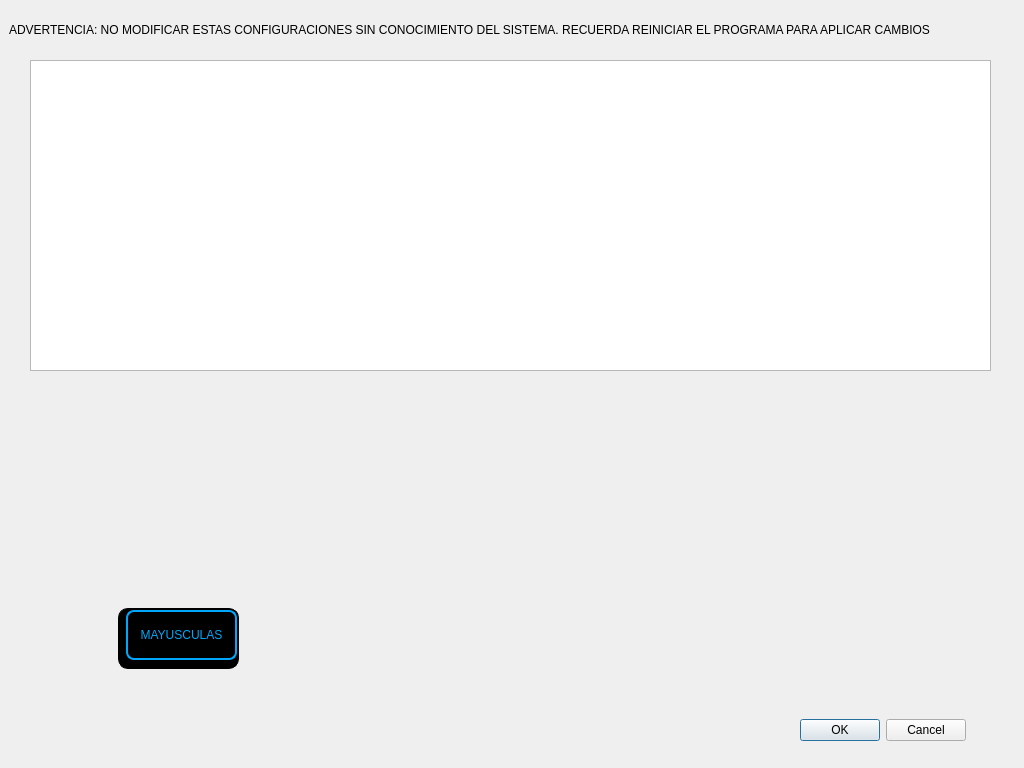
Before: the Qt Designer form asa_application/settings.ui in razulued/qt_application, drawn with Qt 5.
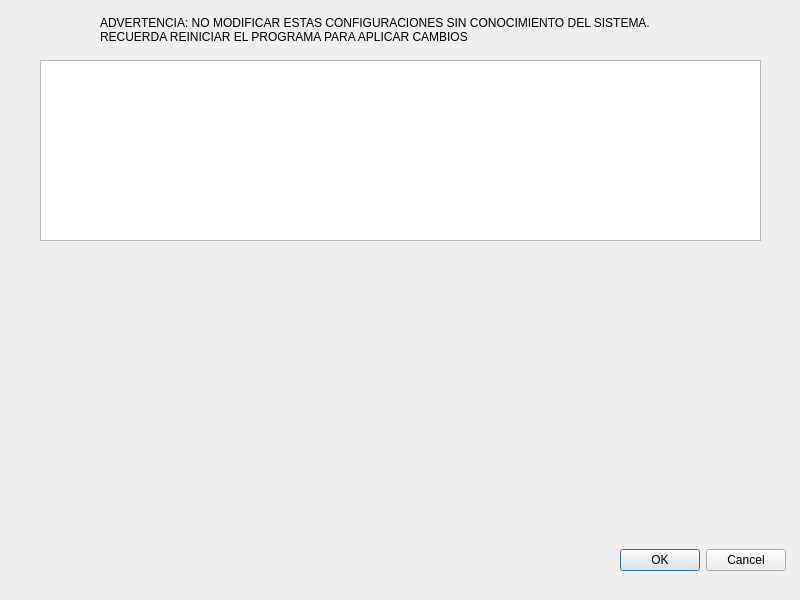
After: the same form once the commit is applied. Icons and pictures are not drawn.

Diff of the .ui file:
```diff
--- a/asa_application/settings.ui
+++ b/asa_application/settings.ui
@@ -6,8 +6,8 @@
    <rect>
     <x>0</x>
     <y>0</y>
-    <width>1024</width>
-    <height>768</height>
+    <width>800</width>
+    <height>600</height>
    </rect>
   </property>
   <property name="windowTitle">
@@ -16,9 +16,9 @@
   <widget class="QLabel" name="label">
    <property name="geometry">
     <rect>
-     <x>9</x>
+     <x>100</x>
      <y>9</y>
-     <width>961</width>
+     <width>561</width>
      <height>41</height>
     </rect>
    </property>
@@ -32,8 +32,8 @@
   <widget class="QDialogButtonBox" name="buttonBox">
    <property name="geometry">
     <rect>
-     <x>800</x>
-     <y>700</y>
+     <x>620</x>
+     <y>530</y>
      <width>166</width>
      <height>61</height>
     </rect>
@@ -45,13 +45,23 @@
     <set>QDialogButtonBox::Cancel|QDialogButtonBox::Ok</set>
    </property>
   </widget>
+  <widget class="QTextEdit" name="textEdit">
+   <property name="geometry">
+    <rect>
+     <x>40</x>
+     <y>60</y>
+     <width>721</width>
+     <height>181</height>
+    </rect>
+   </property>
+  </widget>
   <widget class="QFrame" name="key_frame">
    <property name="geometry">
     <rect>
-     <x>30</x>
-     <y>420</y>
-     <width>941</width>
-     <height>251</height>
+     <x>50</x>
+     <y>330</y>
+     <width>691</width>
+     <height>181</height>
     </rect>
    </property>
    <property name="styleSheet">
@@ -72,10 +82,10 @@
    <widget class="QPushButton" name="key_0">
     <property name="geometry">
      <rect>
-      <x>759</x>
-      <y>192</y>
-      <width>50</width>
-      <height>50</height>
+      <x>556</x>
+      <y>132</y>
+      <width>41</width>
+      <height>41</height>
      </rect>
     </property>
     <property name="focusPolicy">
@@ -106,10 +116,10 @@
    <widget class="QPushButton" name="key_4">
     <property name="geometry">
      <rect>
-      <x>699</x>
-      <y>72</y>
-      <width>50</width>
-      <height>50</height>
+      <x>511</x>
+      <y>49</y>
+      <width>41</width>
+      <height>41</height>
      </rect>
     </property>
     <property name="focusPolicy">
@@ -140,10 +150,10 @@
    <widget class="QPushButton" name="key_5">
     <property name="geometry">
      <rect>
-      <x>759</x>
-      <y>72</y>
-      <width>50</width>
-      <height>50</height>
+      <x>554</x>
+      <y>49</y>
+      <width>41</width>
+      <height>41</height>
      </rect>
     </property>
     <property name="focusPolicy">
@@ -174,10 +184,10 @@
    <widget class="QPushButton" name="key_7">
     <property name="geometry">
      <rect>
-      <x>699</x>
-      <y>10</y>
-      <width>50</width>
-      <height>50</height>
+      <x>511</x>
+      <y>8</y>
+      <width>41</width>
+      <height>41</height>
      </rect>
     </property>
     <property name="focusPolicy">
@@ -208,10 +218,10 @@
    <widget class="QPushButton" name="key_8">
     <property name="geometry">
      <rect>
-      <x>759</x>
-      <y>10</y>
-      <width>50</width>
-      <height>50</height>
+      <x>555</x>
+      <y>8</y>
+      <width>41</width>
+      <height>41</height>
      </rect>
     </property>
     <property name="focusPolicy">
@@ -242,10 +252,10 @@
    <widget class="QPushButton" name="key_1">
     <property name="geometry">
      <rect>
-      <x>699</x>
-      <y>134</y>
-      <width>50</width>
-      <height>50</height>
+      <x>512</x>
+      <y>90</y>
+      <width>41</width>
+      <height>41</height>
      </rect>
     </property>
     <property name="focusPolicy">
@@ -276,10 +286,10 @@
    <widget class="QPushButton" name="key_6">
     <property name="geometry">
      <rect>
-      <x>819</x>
-      <y>72</y>
-      <width>50</width>
-      <height>50</height>
+      <x>599</x>
+      <y>49</y>
+      <width>41</width>
+      <height>41</height>
      </rect>
     </property>
     <property name="focusPolicy">
@@ -310,10 +320,10 @@
    <widget class="QPushButton" name="key_back">
     <property name="geometry">
      <rect>
-      <x>610</x>
-      <y>10</y>
-      <width>70</width>
-      <height>50</height>
+      <x>443</x>
+      <y>7</y>
+      <width>61</width>
+      <height>41</height>
      </rect>
     </property>
     <property name="focusPolicy">
@@ -345,8 +355,8 @@
    <widget class="QPushButton" name="key_3">
     <property name="geometry">
      <rect>
-      <x>819</x>
-      <y>134</y>
+      <x>593</x>
+      <y>86</y>
       <width>50</width>
       <height>50</height>
      </rect>
@@ -379,10 +389,10 @@
    <widget class="QPushButton" name="key_9">
     <property name="geometry">
      <rect>
-      <x>819</x>
-      <y>10</y>
-      <width>50</width>
-      <height>50</height>
+      <x>598</x>
+      <y>6</y>
+      <width>41</width>
+      <height>41</height>
      </rect>
     </property>
     <property name="focusPolicy">
@@ -413,10 +423,10 @@
    <widget class="QPushButton" name="key_2">
     <property name="geometry">
      <rect>
-      <x>759</x>
-      <y>134</y>
-      <width>50</width>
-      <height>50</height>
+      <x>556</x>
+      <y>91</y>
+      <width>41</width>
+      <height>41</height>
      </rect>
     </property>
     <property name="focusPolicy">
@@ -447,10 +457,10 @@
    <widget class="QPushButton" name="key_Q">
     <property name="geometry">
      <rect>
-      <x>10</x>
-      <y>10</y>
-      <width>50</width>
-      <height>50</height>
+      <x>8</x>
+      <y>8</y>
+      <width>41</width>
+      <height>41</height>
      </rect>
     </property>
     <property name="focusPolicy">
@@ -481,10 +491,10 @@
    <widget class="QPushButton" name="key_W">
     <property name="geometry">
      <rect>
-      <x>70</x>
-      <y>10</y>
-      <width>50</width>
-      <height>50</height>
+      <x>52</x>
+      <y>7</y>
+      <width>41</width>
+      <height>41</height>
      </rect>
     </property>
     <property name="focusPolicy">
@@ -515,10 +525,10 @@
    <widget class="QPushButton" name="key_E">
     <property name="geometry">
      <rect>
-      <x>130</x>
-      <y>10</y>
-      <width>50</width>
-      <height>50</height>
+      <x>95</x>
+      <y>7</y>
+      <width>41</width>
+      <height>41</height>
      </rect>
     </property>
     <property name="focusPolicy">
@@ -549,10 +559,10 @@
    <widget class="QPushButton" name="key_R">
     <property name="geometry">
      <rect>
-      <x>190</x>
-      <y>10</y>
-      <width>50</width>
-      <height>50</height>
+      <x>140</x>
+      <y>8</y>
+      <width>41</width>
+      <height>41</height>
      </rect>
     </property>
     <property name="focusPolicy">
@@ -583,10 +593,10 @@
    <widget class="QPushButton" name="key_T">
     <property name="geometry">
      <rect>
-      <x>250</x>
-      <y>10</y>
-      <width>50</width>
-      <height>50</height>
+      <x>183</x>
+      <y>8</y>
+      <width>41</width>
+      <height>41</height>
      </rect>
     </property>
     <property name="focusPolicy">
@@ -617,10 +627,10 @@
    <widget class="QPushButton" name="key_Y">
     <property name="geometry">
      <rect>
-      <x>310</x>
-      <y>10</y>
-      <width>50</width>
-      <height>50</height>
+      <x>226</x>
+      <y>7</y>
+      <width>41</width>
+      <height>41</height>
      </rect>
     </property>
     <property name="focusPolicy">
@@ -651,10 +661,10 @@
    <widget class="QPushButton" name="key_U">
     <property name="geometry">
      <rect>
-      <x>370</x>
-      <y>10</y>
-      <width>50</width>
-      <height>50</height>
+      <x>270</x>
+      <y>7</y>
+      <width>41</width>
+      <height>41</height>
      </rect>
     </property>
     <property name="focusPolicy">
@@ -685,10 +695,10 @@
    <widget class="QPushButton" name="key_I">
     <property name="geometry">
      <rect>
-      <x>430</x>
-      <y>10</y>
-      <width>50</width>
-      <height>50</height>
+      <x>313</x>
+      <y>7</y>
+      <width>41</width>
+      <height>41</height>
      </rect>
     </property>
     <property name="focusPolicy">
@@ -719,10 +729,10 @@
    <widget class="QPushButton" name="key_P">
     <property name="geometry">
      <rect>
-      <x>550</x>
-      <y>10</y>
-      <width>50</width>
-      <height>50</height>
+      <x>400</x>
+      <y>8</y>
+      <width>41</width>
+      <height>41</height>
      </rect>
     </property>
     <property name="focusPolicy">
@@ -753,10 +763,10 @@
    <widget class="QPushButton" name="key_O">
     <property name="geometry">
      <rect>
-      <x>490</x>
-      <y>10</y>
-      <width>50</width>
-      <height>50</height>
+      <x>357</x>
+      <y>8</y>
+      <width>41</width>
+      <height>41</height>
      </rect>
     </property>
     <property name="focusPolicy">
@@ -787,10 +797,10 @@
    <widget class="QPushButton" name="key_A">
     <property name="geometry">
      <rect>
-      <x>45</x>
-      <y>75</y>
-      <width>50</width>
-      <height>50</height>
+      <x>34</x>
+      <y>49</y>
+      <width>41</width>
+      <height>41</height>
      </rect>
     </property>
     <property name="focusPolicy">
@@ -821,10 +831,10 @@
    <widget class="QPushButton" name="key_L">
     <property name="geometry">
      <rect>
-      <x>525</x>
-      <y>75</y>
-      <width>50</width>
-      <height>50</height>
+      <x>382</x>
+      <y>48</y>
+      <width>41</width>
+      <height>41</height>
      </rect>
     </property>
     <property name="focusPolicy">
@@ -855,10 +865,10 @@
    <widget class="QPushButton" name="key_H">
     <property name="geometry">
      <rect>
-      <x>345</x>
-      <y>75</y>
-      <width>50</width>
-      <height>50</height>
+      <x>251</x>
+      <y>49</y>
+      <width>41</width>
+      <height>41</height>
      </rect>
     </property>
     <property name="focusPolicy">
@@ -889,10 +899,10 @@
    <widget class="QPushButton" name="key_G">
     <property name="geometry">
      <rect>
-      <x>285</x>
-      <y>75</y>
-      <width>50</width>
-      <height>50</height>
+      <x>207</x>
+      <y>49</y>
+      <width>41</width>
+      <height>41</height>
      </rect>
     </property>
     <property name="focusPolicy">
@@ -923,10 +933,10 @@
    <widget class="QPushButton" name="key_F">
     <property name="geometry">
      <rect>
-      <x>225</x>
-      <y>75</y>
-      <width>50</width>
-      <height>50</height>
+      <x>165</x>
+      <y>49</y>
+      <width>41</width>
+      <height>41</height>
      </rect>
     </property>
     <property name="focusPolicy">
@@ -957,10 +967,10 @@
    <widget class="QPushButton" name="key_S">
     <property name="geometry">
      <rect>
-      <x>105</x>
-      <y>75</y>
-      <width>50</width>
-      <height>50</height>
+      <x>78</x>
+      <y>49</y>
+      <width>41</width>
+      <height>41</height>
      </rect>
     </property>
     <property name="focusPolicy">
@@ -991,10 +1001,10 @@
    <widget class="QPushButton" name="key_D">
     <property name="geometry">
      <rect>
-      <x>165</x>
-      <y>75</y>
-      <width>50</width>
-      <height>50</height>
+      <x>121</x>
+      <y>50</y>
+      <width>41</width>
+      <height>41</height>
      </rect>
     </property>
     <property name="focusPolicy">
@@ -1025,10 +1035,10 @@
    <widget class="QPushButton" name="key_J">
     <property name="geometry">
      <rect>
-      <x>405</x>
-      <y>75</y>
-      <width>50</width>
-      <height>50</height>
+      <x>294</x>
+      <y>49</y>
+      <width>41</width>
+      <height>41</height>
      </rect>
     </property>
     <property name="focusPolicy">
@@ -1059,10 +1069,10 @@
    <widget class="QPushButton" name="key_K">
     <property name="geometry">
      <rect>
-      <x>465</x>
-      <y>75</y>
-      <width>50</width>
-      <height>50</height>
+      <x>339</x>
+      <y>49</y>
+      <width>41</width>
+      <height>41</height>
      </rect>
     </property>
     <property name="focusPolicy">
@@ -1093,10 +1103,10 @@
    <widget class="QPushButton" name="key_dot">
     <property name="geometry">
      <rect>
-      <x>819</x>
-      <y>192</y>
-      <width>50</width>
-      <height>50</height>
+      <x>599</x>
+      <y>132</y>
+      <width>41</width>
+      <height>41</height>
      </rect>
     </property>
     <property name="focusPolicy">
@@ -1127,10 +1137,10 @@
    <widget class="QPushButton" name="key_slash">
     <property name="geometry">
      <rect>
-      <x>879</x>
-      <y>10</y>
-      <width>50</width>
-      <height>50</height>
+      <x>642</x>
+      <y>7</y>
+      <width>41</width>
+      <height>41</height>
      </rect>
     </property>
     <property name="focusPolicy">
@@ -1161,10 +1171,10 @@
    <widget class="QPushButton" name="key_plus">
     <property name="geometry">
      <rect>
-      <x>879</x>
-      <y>134</y>
-      <width>50</width>
-      <height>50</height>
+      <x>642</x>
+      <y>90</y>
+      <width>41</width>
+      <height>41</height>
      </rect>
     </property>
     <property name="focusPolicy">
@@ -1195,10 +1205,10 @@
    <widget class="QPushButton" name="key_minus">
     <property name="geometry">
      <rect>
-      <x>879</x>
-      <y>72</y>
-      <width>50</width>
-      <height>50</height>
+      <x>642</x>
+      <y>49</y>
+      <width>41</width>
+      <height>41</height>
      </rect>
     </property>
     <property name="focusPolicy">
@@ -1229,10 +1239,10 @@
    <widget class="QPushButton" name="key_X">
     <property name="geometry">
      <rect>
-      <x>128</x>
-      <y>134</y>
-      <width>50</width>
-      <height>50</height>
+      <x>95</x>
+      <y>91</y>
+      <width>41</width>
+      <height>41</height>
      </rect>
     </property>
     <property name="focusPolicy">
@@ -1263,10 +1273,10 @@
    <widget class="QPushButton" name="key_Z">
     <property name="geometry">
      <rect>
-      <x>68</x>
-      <y>134</y>
-      <width>50</width>
-      <height>50</height>
+      <x>52</x>
+      <y>91</y>
+      <width>41</width>
+      <height>41</height>
      </rect>
     </property>
     <property name="focusPolicy">
@@ -1297,10 +1307,10 @@
    <widget class="QPushButton" name="key_M">
     <property name="geometry">
      <rect>
-      <x>428</x>
-      <y>134</y>
-      <width>50</width>
-      <height>50</height>
+      <x>313</x>
+      <y>90</y>
+      <width>41</width>
+      <height>41</height>
      </rect>
     </property>
     <property name="focusPolicy">
@@ -1331,10 +1341,10 @@
    <widget class="QPushButton" name="key_C">
     <property name="geometry">
      <rect>
-      <x>188</x>
-      <y>134</y>
-      <width>50</width>
-      <height>50</height>
+      <x>139</x>
+      <y>90</y>
+      <width>41</width>
+      <height>41</height>
      </rect>
     </property>
     <property name="focusPolicy">
@@ -1365,10 +1375,10 @@
    <widget class="QPushButton" name="key_V">
     <property name="geometry">
      <rect>
-      <x>248</x>
-      <y>134</y>
-      <width>50</width>
-      <height>50</height>
+      <x>183</x>
+      <y>90</y>
+      <width>41</width>
+      <height>41</height>
      </rect>
     </property>
     <property name="focusPolicy">
@@ -1399,10 +1409,10 @@
    <widget class="QPushButton" name="key_B">
     <property name="geometry">
      <rect>
-      <x>308</x>
-      <y>134</y>
-      <width>50</width>
-      <height>50</height>
+      <x>226</x>
+      <y>90</y>
+      <width>41</width>
+      <height>41</height>
      </rect>
     </property>
     <property name="focusPolicy">
@@ -1433,10 +1443,10 @@
    <widget class="QPushButton" name="key_N">
     <property name="geometry">
      <rect>
-      <x>368</x>
-      <y>134</y>
-      <width>50</width>
-      <height>50</height>
+      <x>270</x>
+      <y>90</y>
+      <width>41</width>
+      <height>41</height>
      </rect>
     </property>
     <property name="focusPolicy">
@@ -1467,10 +1477,10 @@
    <widget class="QPushButton" name="key_comma">
     <property name="geometry">
      <rect>
-      <x>488</x>
-      <y>134</y>
-      <width>50</width>
-      <height>50</height>
+      <x>357</x>
+      <y>91</y>
+      <width>41</width>
+      <height>41</height>
      </rect>
     </property>
     <property name="focusPolicy">
@@ -1501,9 +1511,9 @@
    <widget class="QPushButton" name="key_space">
     <property name="geometry">
      <rect>
-      <x>219</x>
-      <y>190</y>
-      <width>381</width>
+      <x>161</x>
+      <y>128</y>
+      <width>281</width>
       <height>50</height>
      </rect>
     </property>
@@ -1535,10 +1545,10 @@
    <widget class="QPushButton" name="key_enter">
     <property name="geometry">
      <rect>
-      <x>585</x>
-      <y>75</y>
-      <width>91</width>
-      <height>51</height>
+      <x>427</x>
+      <y>49</y>
+      <width>81</width>
+      <height>41</height>
      </rect>
     </property>
     <property name="focusPolicy">
@@ -1566,125 +1576,42 @@
      <bool>false</bool>
     </property>
    </widget>
-   <widget class="QPushButton" name="key_mayus">
-    <property name="geometry">
-     <rect>
-      <x>96</x>
-      <y>190</y>
-      <width>111</width>
-      <height>50</height>
-     </rect>
-    </property>
-    <property name="focusPolicy">
-     <enum>Qt::NoFocus</enum>
-    </property>
-    <property name="styleSheet">
-     <string notr="true">#key_mayus{ 
-background-color:none;
-border-style: solid;
-border-width: 2px;
-border-radius: 8px;
-border-color: rgb(0, 167, 250);
-color: rgb(0, 167, 250);
-
+  </widget>
+  <widget class="QPushButton" name="key_mayus">
+   <property name="geometry">
+    <rect>
+     <x>63</x>
+     <y>465</y>
+     <width>111</width>
+     <height>41</height>
+    </rect>
+   </property>
+   <property name="focusPolicy">
+    <enum>Qt::NoFocus</enum>
+   </property>
+   <property name="styleSheet">
+    <string notr="true">#key_mayus{ 
+background-image: url(:/texto/screen800x600/texto/Teclado 1.1/Mayus azul.png);
+border: none;
+background-repeat: none;
+background-position: center;
 }
 
 #key_mayus::checked{ 
-background-color:none;
-border-style: solid;
-border-width: 2px;
-border-radius: 8px;
-border-color: white;
-color: white;
+background-image: url(:/texto/screen800x600/texto/Teclado 1.1/Mayus bco.png);
+border: none;
+background-repeat: none;
+background-position: center;
 }</string>
-    </property>
-    <property name="text">
-     <string>MAYUSCULAS</string>
-    </property>
-    <property name="checkable">
-     <bool>true</bool>
-    </property>
-    <property name="checked">
-     <bool>false</bool>
-    </property>
-   </widget>
-   <widget class="QLabel" name="key_back_6">
-    <property name="geometry">
-     <rect>
-      <x>88</x>
-      <y>188</y>
-      <width>121</width>
-      <height>61</height>
-     </rect>
-    </property>
-    <property name="styleSheet">
-     <string notr="true">#key_back_6
-{
-background-color: balck;
-border-style: solid;
-border-width: 1px;
-border-radius: 10px;
-}</string>
-    </property>
-    <property name="text">
-     <string/>
-    </property>
-   </widget>
-   <zorder>key_back_6</zorder>
-   <zorder>key_0</zorder>
-   <zorder>key_4</zorder>
-   <zorder>key_5</zorder>
-   <zorder>key_7</zorder>
-   <zorder>key_8</zorder>
-   <zorder>key_1</zorder>
-   <zorder>key_6</zorder>
-   <zorder>key_back</zorder>
-   <zorder>key_3</zorder>
-   <zorder>key_9</zorder>
-   <zorder>key_2</zorder>
-   <zorder>key_Q</zorder>
-   <zorder>key_W</zorder>
-   <zorder>key_E</zorder>
-   <zorder>key_R</zorder>
-   <zorder>key_T</zorder>
-   <zorder>key_Y</zorder>
-   <zorder>key_U</zorder>
-   <zorder>key_I</zorder>
-   <zorder>key_P</zorder>
-   <zorder>key_O</zorder>
-   <zorder>key_A</zorder>
-   <zorder>key_L</zorder>
-   <zorder>key_H</zorder>
-   <zorder>key_G</zorder>
-   <zorder>key_F</zorder>
-   <zorder>key_S</zorder>
-   <zorder>key_D</zorder>
-   <zorder>key_J</zorder>
-   <zorder>key_K</zorder>
-   <zorder>key_dot</zorder>
-   <zorder>key_slash</zorder>
-   <zorder>key_plus</zorder>
-   <zorder>key_minus</zorder>
-   <zorder>key_X</zorder>
-   <zorder>key_Z</zorder>
-   <zorder>key_M</zorder>
-   <zorder>key_C</zorder>
-   <zorder>key_V</zorder>
-   <zorder>key_B</zorder>
-   <zorder>key_N</zorder>
-   <zorder>key_comma</zorder>
-   <zorder>key_space</zorder>
-   <zorder>key_enter</zorder>
-   <zorder>key_mayus</zorder>
-  </widget>
-  <widget class="QTextEdit" name="textEdit">
-   <property name="geometry">
-    <rect>
-     <x>30</x>
-     <y>60</y>
-     <width>961</width>
-     <height>311</height>
-    </rect>
+   </property>
+   <property name="text">
+    <string/>
+   </property>
+   <property name="checkable">
+    <bool>true</bool>
+   </property>
+   <property name="checked">
+    <bool>false</bool>
    </property>
   </widget>
  </widget>
```
Left out of the diff: 178 changed lines with no effect on the pictures.
